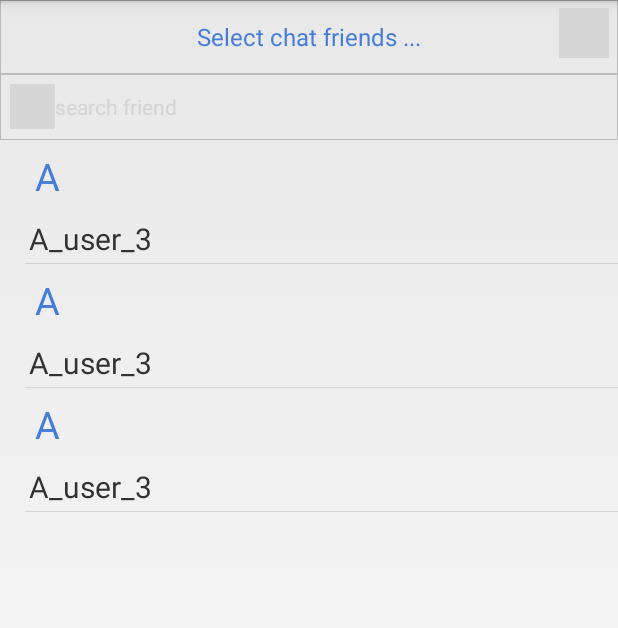
After one commit to tim-bm/MCSP_SnapChat, an Android app: the CreateNewChatActivity screen opened directly, with no data from a screen before it, on a phone screen of 412 x 824 dp. The commit adds this screen. Shown: the top 628 px of the screen. Run offline under Robolectric (Android 15) with nearby library versions, the phone set to English and light mode, and no system bars; grey boxes are pictures that could not be loaded.

```diff
--- a/app/src/main/AndroidManifest.xml
+++ b/app/src/main/AndroidManifest.xml
@@ -2,16 +2,17 @@
 <manifest xmlns:android="http://schemas.android.com/apk/res/android"
     package="com.snapchat.team2.snapchat">
 
-    <!--Permission of using camera -->
+    <!-- Permission of using camera -->
     <uses-permission android:name="android.permission.CAMERA" />
+
     <uses-feature android:name="android.hardware.camera" />
 
-    <!--Permission of storage -->
+    <!-- Permission of storage -->
     <uses-permission android:name="android.permission.WRITE_EXTERNAL_STORAGE" />
     <uses-permission android:name="android.permission.READ_EXTERNAL_STORAGE" />
 
-    <!-- permission of internet-->
-    <uses-permission android:name="android.permission.INTERNET"/>
+    <!-- permission of internet -->
+    <uses-permission android:name="android.permission.INTERNET" />
 
     <application
         android:allowBackup="true"
@@ -23,15 +24,15 @@
             android:name=".MainActivity"
             android:label="@string/app_name"
             android:screenOrientation="portrait">
-
             <intent-filter>
                 <action android:name="android.intent.action.MAIN" />
 
                 <category android:name="android.intent.category.LAUNCHER" />
             </intent-filter>
         </activity>
-
-
+        <activity
+            android:name=".CreateNewChatActivity"
+            android:label="@string/title_activity_create_new_chat"></activity>
     </application>
 
 </manifest>
--- /dev/null
+++ b/app/src/main/java/com/snapchat/team2/snapchat/CreateNewChatActivity.java
@@ -0,0 +1,68 @@
+package com.snapchat.team2.snapchat;
+
+import android.os.Bundle;
+import android.app.Activity;
+import android.widget.ListView;
+import android.widget.SimpleAdapter;
+import android.widget.TextView;
+
+import java.util.ArrayList;
+import java.util.HashMap;
+import java.util.List;
+import java.util.Map;
+
+public class CreateNewChatActivity extends Activity {
+    private TextView chatFriendSearch;
+    private ListView listView;
+
+    @Override
+    protected void onCreate(Bundle savedInstanceState) {
+        super.onCreate(savedInstanceState);
+        setContentView(R.layout.chat_friends);
+
+        initialViews();
+        initAdapter();
+
+    }
+
+    private void initialViews(){
+        listView=(ListView) findViewById(R.id.chat_friend_list);
+    }
+
+    private void initListeners(){
+
+    }
+
+    private void initAdapter(){
+        SimpleAdapter adapter = new SimpleAdapter(this,getData(),R.layout.chat_friend_list_item,
+                new String[]{"initial","name"},new int[]{R.id.chat_friend_letter,R.id.chat_friend_name});
+
+        listView.setAdapter(adapter);
+
+    }
+
+
+    private List<Map<String, Object>> getData(){
+        List<Map<String, Object>> list = new ArrayList<Map<String, Object>>();
+
+        Map<String, Object> map = new HashMap<String, Object>();
+        map.put("initial", "A");
+        map.put("name", "A_user_1");
+
+        list.add(map);
+
+
+        map.put("Initial", "A");
+        map.put("name", "A_user_2");
+
+        list.add(map);
+
+        map.put("Initial", "A");
+        map.put("name", "A_user_3");
+
+        list.add(map);
+        return list;
+
+    }
+
+}
--- a/app/src/main/java/com/snapchat/team2/snapchat/fragement/ChatFragment.java
+++ b/app/src/main/java/com/snapchat/team2/snapchat/fragement/ChatFragment.java
@@ -1,6 +1,7 @@
 package com.snapchat.team2.snapchat.fragement;
 
 import android.content.Context;
+import android.content.Intent;
 import android.graphics.PorterDuff;
 import android.os.Bundle;
 import android.support.v4.app.Fragment;
@@ -18,6 +19,8 @@ import android.widget.SearchView;
 import android.widget.SimpleAdapter;
 import android.widget.TextView;
 
+import com.snapchat.team2.snapchat.CreateNewChatActivity;
+import com.snapchat.team2.snapchat.MainActivity;
 import com.snapchat.team2.snapchat.R;
 import com.snapchat.team2.snapchat.customView.RefreshListView;
 
@@ -37,13 +40,16 @@ public class ChatFragment extends Fragment {
     private RefreshListView refreshListView;
     private ImageButton button_search;
     private Button button_chat;
-    private ImageButton add_friend;
+
     private SearchView search_view;
+    private ImageButton newChat;
 
 
     @Override
     public View onCreateView(LayoutInflater inflater, ViewGroup container, Bundle savedInstanceState){
         initialView(inflater,container,savedInstanceState);
+        initialSetAdapter();
+        initialSetListeners();
         return rootView;
     }
 
@@ -78,11 +84,9 @@ public class ChatFragment extends Fragment {
         refreshListView= (RefreshListView) rootView.findViewById(R.id.refresh_list);
         button_search=(ImageButton) rootView.findViewById(R.id.search_button);
         button_chat=(Button)rootView.findViewById(R.id.button_chat);
-        add_friend=(ImageButton)rootView.findViewById(R.id.addFriend);
+
         search_view=(SearchView)rootView.findViewById(R.id.search_view);
-
-        initialSetAdapter();
-        initialSetListeners();
+        newChat=(ImageButton) rootView.findViewById(R.id.newChat);
     }
 
 
@@ -93,7 +97,7 @@ public class ChatFragment extends Fragment {
             public void onClick(View v) {
                 //show the serch textview and hide other
                 button_chat.setVisibility(View.GONE);
-                add_friend.setVisibility(View.GONE);
+                newChat.setVisibility(View.GONE);
                 button_search.setVisibility(View.GONE);
                 search_view.setVisibility(View.VISIBLE);
 
@@ -116,7 +120,7 @@ public class ChatFragment extends Fragment {
                         if(hasFocus==false){
                             System.out.println("lost focus");
                             button_chat.setVisibility(View.VISIBLE);
-                            add_friend.setVisibility(View.VISIBLE);
+                            newChat.setVisibility(View.VISIBLE);
                             button_search.setVisibility(View.VISIBLE);
                             search_view.setVisibility(View.GONE);
                         }
@@ -143,6 +147,14 @@ public class ChatFragment extends Fragment {
                 return false;
             }
         });
+
+
+        newChat.setOnClickListener(new View.OnClickListener() {
+            @Override
+            public void onClick(View v) {
+                startActivity(new Intent(getActivity(),CreateNewChatActivity.class));
+            }
+        });
     }
 
     private void initialSetAdapter(){
--- /dev/null
+++ b/app/src/main/res/drawable/chat_friend_layout_style.xml
@@ -0,0 +1,16 @@
+<?xml version="1.0" encoding="utf-8"?>
+<shape xmlns:android="http://schemas.android.com/apk/res/android" >
+
+    <solid android:color="@color/color_transparent" />
+
+    <stroke
+        android:width="0.05dp"
+        android:color="#bbbbbb" />
+
+    <padding
+        android:bottom="1dp"
+        android:left="0.5dp"
+        android:right="0.5dp"
+        android:top="0dp" />
+
+</shape>
--- /dev/null
+++ b/app/src/main/res/layout/chat_friend_list_item.xml
@@ -0,0 +1,27 @@
+<?xml version="1.0" encoding="utf-8"?>
+<LinearLayout xmlns:android="http://schemas.android.com/apk/res/android"
+    android:orientation="vertical" android:layout_width="match_parent"
+    android:layout_height="match_parent">
+
+    <TextView
+        android:layout_width="match_parent"
+        android:layout_height="wrap_content"
+        android:id="@+id/chat_friend_letter"
+        android:text="A"
+        android:textSize="25dp"
+        android:paddingTop="10px"
+        android:paddingBottom="10px"
+        android:paddingLeft="10px"
+        android:textColor="@color/color_chat_friends_title"
+        />
+    <TextView
+        android:layout_width="match_parent"
+        android:layout_height="wrap_content"
+        android:text="Zhe Xu"
+        android:textSize="20dp"
+        android:paddingTop="6px"
+        android:paddingBottom="4px"
+        android:paddingLeft="4px"
+        android:id="@+id/chat_friend_name"/>
+
+    </LinearLayout>
--- /dev/null
+++ b/app/src/main/res/layout/chat_friends.xml
@@ -0,0 +1,69 @@
+<?xml version="1.0" encoding="utf-8"?>
+<LinearLayout xmlns:android="http://schemas.android.com/apk/res/android"
+    android:orientation="vertical" android:layout_width="match_parent"
+    android:layout_height="match_parent">
+
+    <RelativeLayout xmlns:android="http://schemas.android.com/apk/res/android"
+        android:id="@+id/chat_friends_title"
+        android:layout_width="match_parent"
+        android:layout_height="wrap_content"
+        android:background="@drawable/chat_friend_layout_style"
+        >
+        <TextView
+            android:layout_width="wrap_content"
+            android:layout_height="wrap_content"
+            android:layout_marginTop="10dp"
+            android:layout_marginBottom="10dp"
+            android:textColor="@color/color_chat_friends_title"
+            android:text="Select chat friends ..."
+            android:textSize="16dp"
+            android:layout_centerInParent="true"/>
+
+
+
+        <ImageButton
+            android:layout_marginTop="5dp"
+            android:layout_marginBottom="10dp"
+            android:layout_marginRight="6dp"
+            android:layout_width="50px"
+            android:layout_height="50px"
+            android:layout_alignParentRight="true"
+            android:src="@drawable/ic_right_48"
+            android:background="@color/color_transparent"/>
+    </RelativeLayout>
+
+    <LinearLayout
+        android:layout_width="match_parent"
+        android:layout_height="wrap_content"
+        android:layout_gravity="left"
+        android:orientation="horizontal"
+        android:background="@drawable/chat_friend_layout_style"
+        >
+        <ImageView
+            android:layout_width="45px"
+            android:layout_height="45px"
+            android:src="@drawable/ic_searching"
+            android:layout_marginLeft="10px"
+            android:layout_marginTop="10px"
+            android:layout_marginBottom="10px"
+            />
+        <EditText
+            android:layout_width="match_parent"
+            android:layout_height="match_parent"
+            android:hint="search friend"
+            android:textColorHint="@color/color_chat_friends_searching_hint"
+            android:textSize="14dp"
+            android:background="@null"
+            />
+    </LinearLayout>
+
+    <ListView
+        android:layout_width="match_parent"
+        android:layout_height="match_parent"
+        android:id="@+id/chat_friend_list"
+        android:paddingLeft="25px"
+        ></ListView>
+
+
+
+</LinearLayout>
--- a/app/src/main/res/layout/fragment_chat.xml
+++ b/app/src/main/res/layout/fragment_chat.xml
@@ -26,14 +26,14 @@
             android:layout_height="match_parent"
             android:layout_alignParentRight="true"
             android:src="@drawable/new_message"
-            android:id="@+id/addFriend"
+            android:id="@+id/newChat"
             android:background="@color/colorChatTitle"
             android:alpha="1"
             />
         <ImageButton
             android:layout_width="35dp"
             android:layout_height="match_parent"
-            android:layout_toLeftOf="@+id/addFriend"
+            android:layout_toLeftOf="@+id/newChat"
             android:background="@color/colorChatTitle"
             android:src="@drawable/search"
             android:id="@+id/search_button"
@@ -46,7 +46,6 @@
             android:inputType="textFilter"
             android:queryHint="@string/test"
             android:visibility="gone"
-
             >
         </SearchView>
     </RelativeLayout>
--- a/app/src/main/res/values/colors.xml
+++ b/app/src/main/res/values/colors.xml
@@ -1,5 +1,6 @@
 <?xml version="1.0" encoding="utf-8"?>
 <resources>
+    <color name="white">#FFFFFF</color>
     <color name="colorPrimary">#3F51B5</color>
     <color name="colorPrimaryDark">#303F9F</color>
     <color name="colorAccent">#FF4081</color>
@@ -7,4 +8,7 @@
     <color name="colorChatTitleText">#FFFFFF</color>
     <color name="colorChatlistHeaderInitial">#9d9d9d</color>
     <color name="colorChatlistHeaderRelease">#00fd43</color>
+    <color name="color_chat_friends_title">#457dd7</color>
+    <color name="color_chat_friends_searching_hint">#d4d4d4</color>
+    <color name="color_transparent">#00FFFFFF</color>
 </resources>
--- a/app/src/main/res/values/strings.xml
+++ b/app/src/main/res/values/strings.xml
@@ -5,5 +5,6 @@
     <string name="refresh1">Pull to refresh</string>
     <string name="refresh2">Release to refresh</string>
     <string name="refresh3">Refreshing</string>
+    <string name="title_activity_create_new_chat">CreateNewChatActivity</string>
 
 </resources>
```
